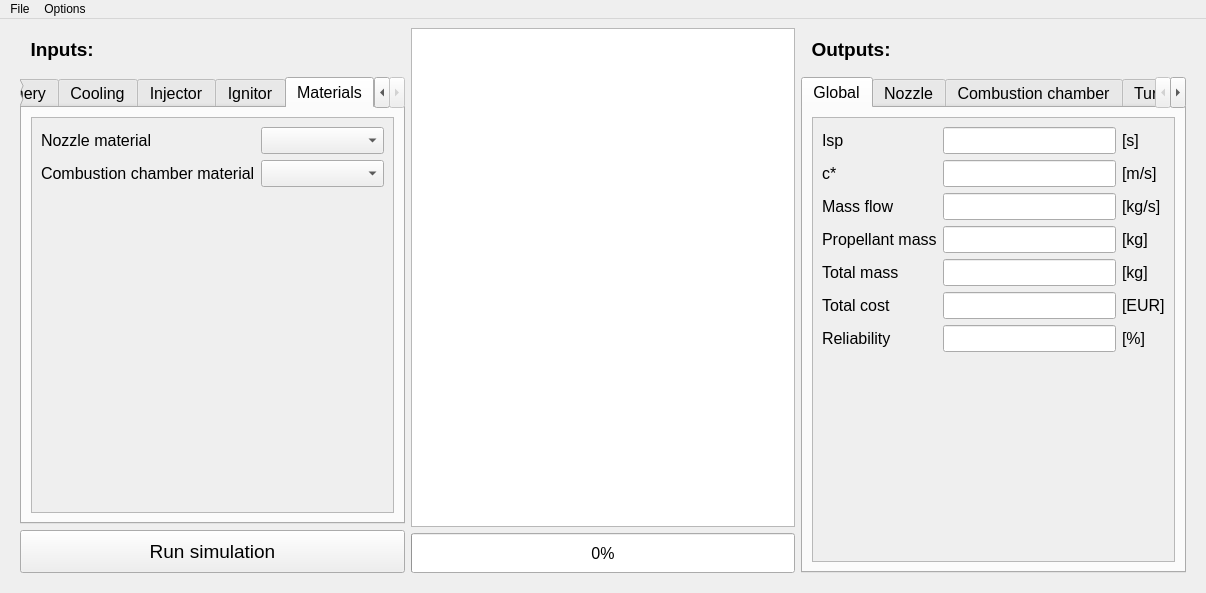
This is GUI.ui in casruks/CDP-LRE-Integrated-Design-Model as Qt 5 draws it before an edit. The edited form follows.
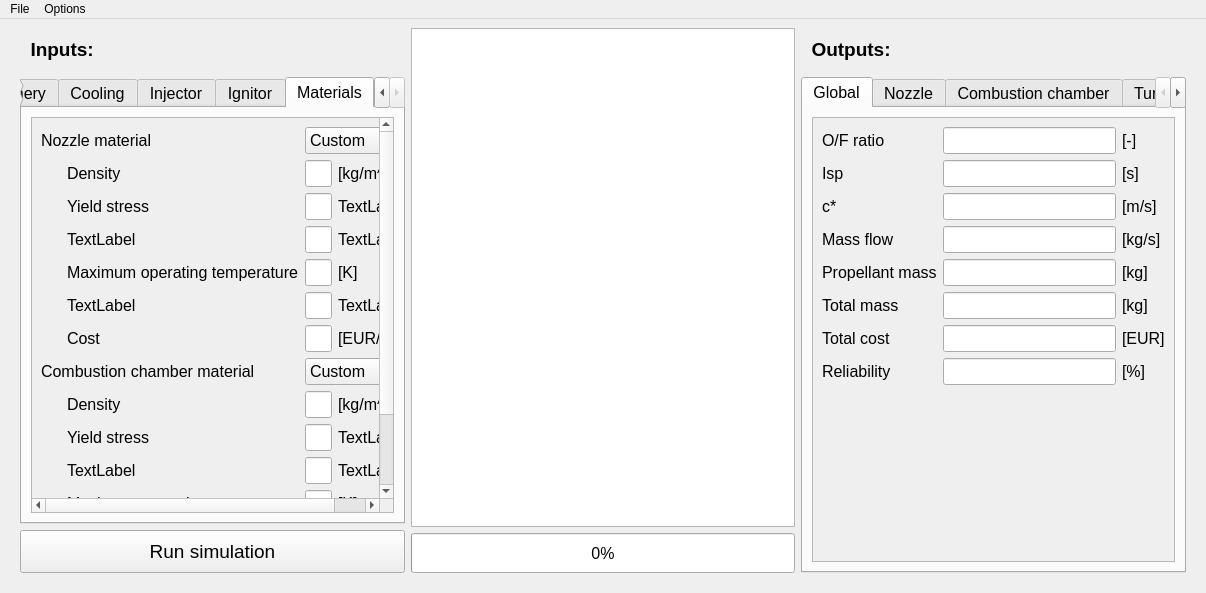
This is the edited form. The open tabs and pages were chosen to show the change.

Commit message: Turbo errors + GUI

Diff of the .ui file:
```diff
--- a/GUI.ui
+++ b/GUI.ui
@@ -941,13 +941,171 @@
              <property name="geometry">
               <rect>
                <x>0</x>
-               <y>0</y>
-               <width>357</width>
-               <height>380</height>
+               <y>-187</y>
+               <width>440</width>
+               <height>552</height>
               </rect>
              </property>
              <layout class="QGridLayout" name="gridLayout_15">
-              <item row="2" column="0">
+              <item row="5" column="3">
+               <widget class="QLabel" name="label_16">
+                <property name="text">
+                 <string>TextLabel</string>
+                </property>
+               </widget>
+              </item>
+              <item row="4" column="2">
+               <widget class="QLineEdit" name="line_OpT_nozz"/>
+              </item>
+              <item row="8" column="1">
+               <widget class="QLabel" name="label_dens_cham">
+                <property name="text">
+                 <string>Density</string>
+                </property>
+               </widget>
+              </item>
+              <item row="1" column="0">
+               <spacer name="horizontalSpacer">
+                <property name="orientation">
+                 <enum>Qt::Horizontal</enum>
+                </property>
+                <property name="sizeType">
+                 <enum>QSizePolicy::Fixed</enum>
+                </property>
+                <property name="sizeHint" stdset="0">
+                 <size>
+                  <width>20</width>
+                  <height>20</height>
+                 </size>
+                </property>
+               </spacer>
+              </item>
+              <item row="5" column="2">
+               <widget class="QLineEdit" name="lineEdit_7"/>
+              </item>
+              <item row="3" column="2">
+               <widget class="QLineEdit" name="lineEdit_5"/>
+              </item>
+              <item row="4" column="3">
+               <widget class="QLabel" name="label_K_5">
+                <property name="text">
+                 <string>[K]</string>
+                </property>
+               </widget>
+              </item>
+              <item row="1" column="2">
+               <widget class="QLineEdit" name="line_dens_nozz"/>
+              </item>
+              <item row="1" column="1">
+               <widget class="QLabel" name="label_dens_nozz">
+                <property name="text">
+                 <string>Density</string>
+                </property>
+               </widget>
+              </item>
+              <item row="7" column="0" colspan="2">
+               <widget class="QLabel" name="label_mat_comb">
+                <property name="text">
+                 <string>Combustion chamber material</string>
+                </property>
+               </widget>
+              </item>
+              <item row="7" column="2" colspan="2">
+               <widget class="QComboBox" name="combo_mat_comb">
+                <property name="sizePolicy">
+                 <sizepolicy hsizetype="MinimumExpanding" vsizetype="Fixed">
+                  <horstretch>0</horstretch>
+                  <verstretch>0</verstretch>
+                 </sizepolicy>
+                </property>
+                <item>
+                 <property name="text">
+                  <string>Custom</string>
+                 </property>
+                </item>
+                <item>
+                 <property name="text">
+                  <string>option1</string>
+                 </property>
+                </item>
+               </widget>
+              </item>
+              <item row="2" column="2">
+               <widget class="QLineEdit" name="line_yield_nozz"/>
+              </item>
+              <item row="0" column="2" colspan="2">
+               <widget class="QComboBox" name="combo_mat_nozz">
+                <property name="sizePolicy">
+                 <sizepolicy hsizetype="MinimumExpanding" vsizetype="Fixed">
+                  <horstretch>0</horstretch>
+                  <verstretch>0</verstretch>
+                 </sizepolicy>
+                </property>
+                <item>
+                 <property name="text">
+                  <string>Custom</string>
+                 </property>
+                </item>
+                <item>
+                 <property name="text">
+                  <string>option1</string>
+                 </property>
+                </item>
+               </widget>
+              </item>
+              <item row="6" column="2">
+               <widget class="QLineEdit" name="line_cost_nozz"/>
+              </item>
+              <item row="5" column="1">
+               <widget class="QLabel" name="label_11">
+                <property name="text">
+                 <string>TextLabel</string>
+                </property>
+               </widget>
+              </item>
+              <item row="6" column="1">
+               <widget class="QLabel" name="label_cost_nozz">
+                <property name="text">
+                 <string>Cost</string>
+                </property>
+               </widget>
+              </item>
+              <item row="1" column="3">
+               <widget class="QLabel" name="label_kg_m3_2">
+                <property name="text">
+                 <string>[kg/m^3]</string>
+                </property>
+               </widget>
+              </item>
+              <item row="9" column="1">
+               <widget class="QLabel" name="label_yield_cham">
+                <property name="text">
+                 <string>Yield stress</string>
+                </property>
+               </widget>
+              </item>
+              <item row="3" column="1">
+               <widget class="QLabel" name="label_9">
+                <property name="text">
+                 <string>TextLabel</string>
+                </property>
+               </widget>
+              </item>
+              <item row="12" column="1">
+               <widget class="QLabel" name="label_22">
+                <property name="text">
+                 <string>TextLabel</string>
+                </property>
+               </widget>
+              </item>
+              <item row="10" column="1">
+               <widget class="QLabel" name="label_20">
+                <property name="text">
+                 <string>TextLabel</string>
+                </property>
+               </widget>
+              </item>
+              <item row="14" column="1">
                <spacer name="verticalSpacer_13">
                 <property name="orientation">
                  <enum>Qt::Vertical</enum>
@@ -960,37 +1118,119 @@
                 </property>
                </spacer>
               </item>
-              <item row="0" column="1">
-               <widget class="QComboBox" name="combo_mat_nozz">
-                <property name="sizePolicy">
-                 <sizepolicy hsizetype="MinimumExpanding" vsizetype="Fixed">
-                  <horstretch>0</horstretch>
-                  <verstretch>0</verstretch>
-                 </sizepolicy>
+              <item row="11" column="1">
+               <widget class="QLabel" name="label_OpT_cham">
+                <property name="text">
+                 <string>Maximum operating temperature</string>
                 </property>
                </widget>
               </item>
-              <item row="0" column="0">
+              <item row="6" column="3">
+               <widget class="QLabel" name="label_eur_kg_2">
+                <property name="text">
+                 <string>[EUR/kg]</string>
+                </property>
+               </widget>
+              </item>
+              <item row="2" column="3">
+               <widget class="QLabel" name="label_13">
+                <property name="text">
+                 <string>TextLabel</string>
+                </property>
+               </widget>
+              </item>
+              <item row="4" column="1">
+               <widget class="QLabel" name="label_OpT_nozz">
+                <property name="text">
+                 <string>Maximum operating temperature</string>
+                </property>
+               </widget>
+              </item>
+              <item row="3" column="3">
+               <widget class="QLabel" name="label_14">
+                <property name="text">
+                 <string>TextLabel</string>
+                </property>
+               </widget>
+              </item>
+              <item row="0" column="0" colspan="2">
                <widget class="QLabel" name="label_mat_nozz">
                 <property name="text">
                  <string>Nozzle material</string>
                 </property>
                </widget>
               </item>
-              <item row="1" column="1">
-               <widget class="QComboBox" name="combo_mat_comb">
-                <property name="sizePolicy">
-                 <sizepolicy hsizetype="MinimumExpanding" vsizetype="Fixed">
-                  <horstretch>0</horstretch>
-                  <verstretch>0</verstretch>
-                 </sizepolicy>
+              <item row="2" column="1">
+               <widget class="QLabel" name="label_yield_nozz">
+                <property name="text">
+                 <string>Yield stress</string>
                 </property>
                </widget>
               </item>
-              <item row="1" column="0">
-               <widget class="QLabel" name="label_mat_comb">
+              <item row="13" column="1">
+               <widget class="QLabel" name="label_cost_cham">
                 <property name="text">
-                 <string>Combustion chamber material</string>
+                 <string>Cost</string>
+                </property>
+               </widget>
+              </item>
+              <item row="8" column="2">
+               <widget class="QLineEdit" name="line_dens_cham"/>
+              </item>
+              <item row="9" column="2">
+               <widget class="QLineEdit" name="line_yield_cham"/>
+              </item>
+              <item row="10" column="2">
+               <widget class="QLineEdit" name="lineEdit_11"/>
+              </item>
+              <item row="11" column="2">
+               <widget class="QLineEdit" name="line_OpT_cham"/>
+              </item>
+              <item row="12" column="2">
+               <widget class="QLineEdit" name="lineEdit_13"/>
+              </item>
+              <item row="13" column="2">
+               <widget class="QLineEdit" name="line_cost_cham"/>
+              </item>
+              <item row="8" column="3">
+               <widget class="QLabel" name="label_kg_m3">
+                <property name="text">
+                 <string>[kg/m^3]</string>
+                </property>
+               </widget>
+              </item>
+              <item row="9" column="3">
+               <widget class="QLabel" name="label_25">
+                <property name="text">
+                 <string>TextLabel</string>
+                </property>
+               </widget>
+              </item>
+              <item row="10" column="3">
+               <widget class="QLabel" name="label_26">
+                <property name="text">
+                 <string>TextLabel</string>
+                </property>
+               </widget>
+              </item>
+              <item row="11" column="3">
+               <widget class="QLabel" name="label_K_4">
+                <property name="text">
+                 <string>[K]</string>
+                </property>
+               </widget>
+              </item>
+              <item row="12" column="3">
+               <widget class="QLabel" name="label_28">
+                <property name="text">
+                 <string>TextLabel</string>
+                </property>
+               </widget>
+              </item>
+              <item row="13" column="3">
+               <widget class="QLabel" name="label_eur_kg">
+                <property name="text">
+                 <string>[EUR/kg]</string>
                 </property>
                </widget>
               </item>
@@ -1120,21 +1360,49 @@
               </rect>
              </property>
              <layout class="QGridLayout" name="gridLayout">
-              <item row="0" column="1">
-               <widget class="QLineEdit" name="line_Isp">
-                <property name="readOnly">
-                 <bool>true</bool>
-                </property>
-               </widget>
-              </item>
-              <item row="1" column="2">
-               <widget class="QLabel" name="label_ms">
-                <property name="text">
-                 <string>[m/s]</string>
-                </property>
-               </widget>
-              </item>
               <item row="7" column="0">
+               <widget class="QLabel" name="label_reliability">
+                <property name="text">
+                 <string>Reliability</string>
+                </property>
+               </widget>
+              </item>
+              <item row="5" column="1">
+               <widget class="QLineEdit" name="line_mass">
+                <property name="readOnly">
+                 <bool>true</bool>
+                </property>
+               </widget>
+              </item>
+              <item row="5" column="2">
+               <widget class="QLabel" name="label_kg_2">
+                <property name="text">
+                 <string>[kg]</string>
+                </property>
+               </widget>
+              </item>
+              <item row="3" column="2">
+               <widget class="QLabel" name="label_kgs">
+                <property name="text">
+                 <string>[kg/s]</string>
+                </property>
+               </widget>
+              </item>
+              <item row="3" column="1">
+               <widget class="QLineEdit" name="line_m">
+                <property name="readOnly">
+                 <bool>true</bool>
+                </property>
+               </widget>
+              </item>
+              <item row="6" column="2">
+               <widget class="QLabel" name="label_EUR">
+                <property name="text">
+                 <string>[EUR]</string>
+                </property>
+               </widget>
+              </item>
+              <item row="8" column="0">
                <spacer name="spacer_right_global">
                 <property name="orientation">
                  <enum>Qt::Vertical</enum>
@@ -1147,49 +1415,56 @@
                 </property>
                </spacer>
               </item>
-              <item row="5" column="1">
+              <item row="6" column="1">
                <widget class="QLineEdit" name="line_cost">
                 <property name="readOnly">
                  <bool>true</bool>
                 </property>
                </widget>
               </item>
-              <item row="1" column="0">
+              <item row="2" column="1">
+               <widget class="QLineEdit" name="line_cstar">
+                <property name="readOnly">
+                 <bool>true</bool>
+                </property>
+               </widget>
+              </item>
+              <item row="4" column="1">
+               <widget class="QLineEdit" name="line_prop_mass">
+                <property name="readOnly">
+                 <bool>true</bool>
+                </property>
+               </widget>
+              </item>
+              <item row="1" column="1">
+               <widget class="QLineEdit" name="line_Isp">
+                <property name="readOnly">
+                 <bool>true</bool>
+                </property>
+               </widget>
+              </item>
+              <item row="2" column="0">
                <widget class="QLabel" name="label_cstar">
                 <property name="text">
                  <string>c*</string>
                 </property>
                </widget>
               </item>
-              <item row="0" column="2">
-               <widget class="QLabel" name="label_s_2">
+              <item row="7" column="2">
+               <widget class="QLabel" name="label_perc">
                 <property name="text">
-                 <string>[s]</string>
+                 <string>[%]</string>
                 </property>
                </widget>
               </item>
-              <item row="5" column="2">
-               <widget class="QLabel" name="label_EUR">
+              <item row="2" column="2">
+               <widget class="QLabel" name="label_ms">
                 <property name="text">
-                 <string>[EUR]</string>
+                 <string>[m/s]</string>
                 </property>
                </widget>
               </item>
               <item row="4" column="2">
-               <widget class="QLabel" name="label_kg_2">
-                <property name="text">
-                 <string>[kg]</string>
-                </property>
-               </widget>
-              </item>
-              <item row="1" column="1">
-               <widget class="QLineEdit" name="line_cstar">
-                <property name="readOnly">
-                 <bool>true</bool>
-                </property>
-               </widget>
-              </item>
-              <item row="3" column="2">
                <widget class="QLabel" name="label_kg">
                 <property name="text">
                  <string>[kg]</string>
@@ -1197,86 +1472,71 @@
                </widget>
               </item>
               <item row="5" column="0">
+               <widget class="QLabel" name="label_mass">
+                <property name="text">
+                 <string>Total mass</string>
+                </property>
+               </widget>
+              </item>
+              <item row="6" column="0">
                <widget class="QLabel" name="label_cost">
                 <property name="text">
                  <string>Total cost</string>
                 </property>
                </widget>
               </item>
-              <item row="0" column="0">
-               <widget class="QLabel" name="label_Isp">
-                <property name="text">
-                 <string>Isp</string>
-                </property>
-               </widget>
-              </item>
-              <item row="2" column="2">
-               <widget class="QLabel" name="label_kgs">
-                <property name="text">
-                 <string>[kg/s]</string>
-                </property>
-               </widget>
-              </item>
-              <item row="3" column="1">
-               <widget class="QLineEdit" name="line_prop_mass">
+              <item row="7" column="1">
+               <widget class="QLineEdit" name="line_reliability">
                 <property name="readOnly">
                  <bool>true</bool>
                 </property>
                </widget>
               </item>
-              <item row="2" column="0">
+              <item row="1" column="2">
+               <widget class="QLabel" name="label_s_2">
+                <property name="text">
+                 <string>[s]</string>
+                </property>
+               </widget>
+              </item>
+              <item row="3" column="0">
                <widget class="QLabel" name="label_m">
                 <property name="text">
                  <string>Mass flow</string>
                 </property>
                </widget>
               </item>
-              <item row="2" column="1">
-               <widget class="QLineEdit" name="line_m">
-                <property name="readOnly">
-                 <bool>true</bool>
-                </property>
-               </widget>
-              </item>
-              <item row="4" column="1">
-               <widget class="QLineEdit" name="line_mass">
-                <property name="readOnly">
-                 <bool>true</bool>
-                </property>
-               </widget>
-              </item>
-              <item row="3" column="0">
+              <item row="4" column="0">
                <widget class="QLabel" name="label_prop_mass">
                 <property name="text">
                  <string>Propellant mass</string>
                 </property>
                </widget>
               </item>
-              <item row="4" column="0">
-               <widget class="QLabel" name="label_mass">
+              <item row="1" column="0">
+               <widget class="QLabel" name="label_Isp">
                 <property name="text">
-                 <string>Total mass</string>
+                 <string>Isp</string>
                 </property>
                </widget>
               </item>
-              <item row="6" column="0">
-               <widget class="QLabel" name="label_reliability">
-                <property name="text">
-                 <string>Reliability</string>
-                </property>
-               </widget>
-              </item>
-              <item row="6" column="1">
-               <widget class="QLineEdit" name="line_reliability">
-                <property name="readOnly">
+              <item row="0" column="0">
+               <widget class="QLabel" name="label_O_F_2">
+                <property name="enabled">
                  <bool>true</bool>
                 </property>
+                <property name="text">
+                 <string>O/F ratio</string>
+                </property>
                </widget>
               </item>
-              <item row="6" column="2">
-               <widget class="QLabel" name="label_perc">
+              <item row="0" column="1">
+               <widget class="QLineEdit" name="line_O_F_2"/>
+              </item>
+              <item row="0" column="2">
+               <widget class="QLabel" name="label_O_F_no">
                 <property name="text">
-                 <string>[%]</string>
+                 <string>[-]</string>
                 </property>
                </widget>
               </item>
```
Left out of the diff: 295 changed lines with no effect on the pictures. The commit also changes 3 other files.
